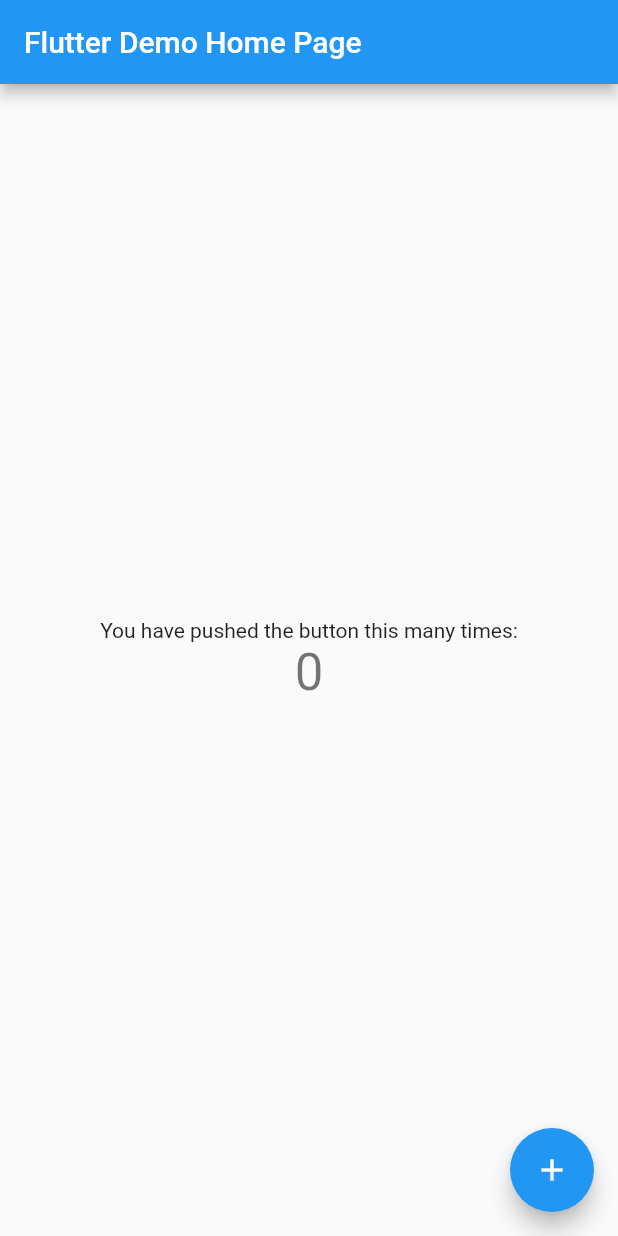
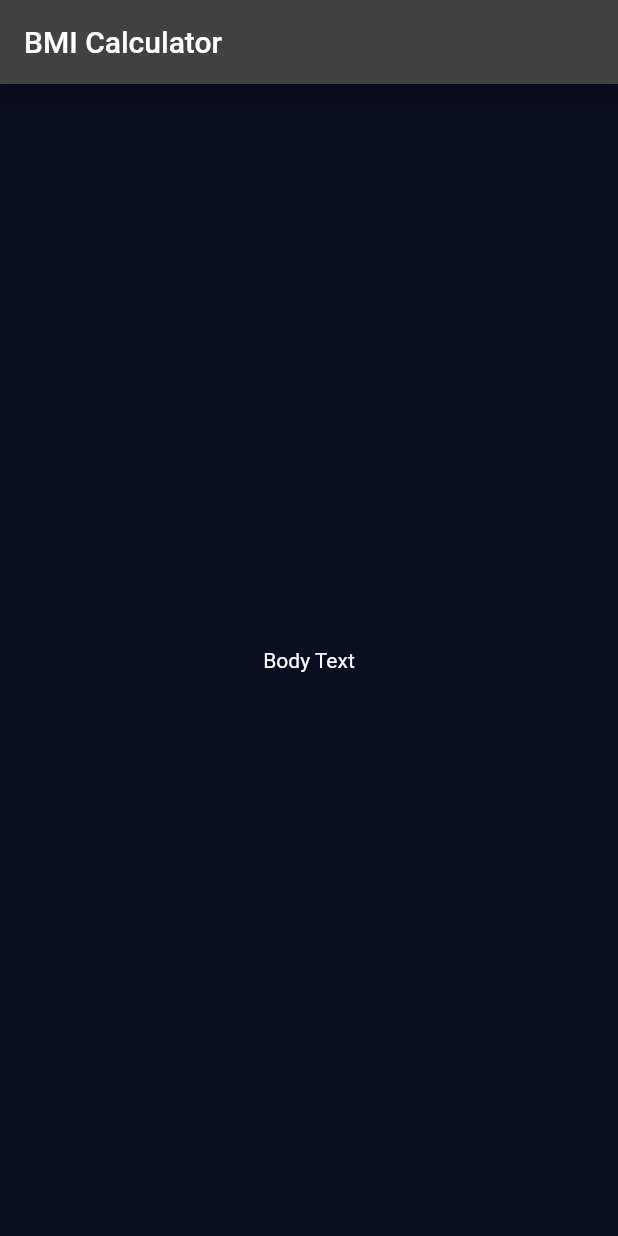
Before and after one commit to QaisSherazi/FA19-BCS-054, a Flutter app: the screen it shows after launch, on a phone screen of 412 x 824 dp. Run offline on Flutter 3.47's test engine with Material 2 defaults, Android fonts, the phone set to English and light mode, and no system bars; our stand-ins replace rflutter_alert.

Commit message:
ThemeData

```diff
--- /dev/null
+++ b/bmi_calculator/lib/input_page.dart
@@ -0,0 +1,23 @@
+import 'package:flutter/material.dart';
+
+class InputPage extends StatefulWidget {
+
+
+
+  @override
+  State<InputPage> createState() => _InputPagestate();
+}
+
+class _InputPagestate extends State<InputPage> {
+  @override
+  Widget build(BuildContext context) {
+    return Scaffold(
+      appBar: AppBar(
+        title: Text('BMI Calculator'),
+      ),
+      body: Center(
+        child:Text('Body Text'),
+      ),
+    );
+  }
+}
--- a/bmi_calculator/lib/main.dart
+++ b/bmi_calculator/lib/main.dart
@@ -1,115 +1,20 @@
 import 'package:flutter/material.dart';
+import 'input_page.dart';
 
-void main() {
-  runApp(const MyApp());
-}
+void main()  => runApp(BMICalculator());
 
-class MyApp extends StatelessWidget {
-  const MyApp({Key? key}) : super(key: key);
 
-  // This widget is the root of your application.
+class BMICalculator extends StatelessWidget {
+
   @override
   Widget build(BuildContext context) {
     return MaterialApp(
-      title: 'Flutter Demo',
-      theme: ThemeData(
-        // This is the theme of your application.
-        //
-        // Try running your application with "flutter run". You'll see the
-        // application has a blue toolbar. Then, without quitting the app, try
-        // changing the primarySwatch below to Colors.green and then invoke
-        // "hot reload" (press "r" in the console where you ran "flutter run",
-        // or simply save your changes to "hot reload" in a Flutter IDE).
-        // Notice that the counter didn't reset back to zero; the application
-        // is not restarted.
-        primarySwatch: Colors.blue,
-      ),
-      home: const MyHomePage(title: 'Flutter Demo Home Page'),
+    home:InputPage (),
+      theme: ThemeData.dark().copyWith(
+        primaryColor: Color(0xFF0A0E21),
+        scaffoldBackgroundColor: Color(0xFF0A0E21)
+      )
+
     );
   }
 }
-
-class MyHomePage extends StatefulWidget {
-  const MyHomePage({Key? key, required this.title}) : super(key: key);
-
-  // This widget is the home page of your application. It is stateful, meaning
-  // that it has a State object (defined below) that contains fields that affect
-  // how it looks.
-
-  // This class is the configuration for the state. It holds the values (in this
-  // case the title) provided by the parent (in this case the App widget) and
-  // used by the build method of the State. Fields in a Widget subclass are
-  // always marked "final".
-
-  final String title;
-
-  @override
-  State<MyHomePage> createState() => _MyHomePageState();
-}
-
-class _MyHomePageState extends State<MyHomePage> {
-  int _counter = 0;
-
-  void _incrementCounter() {
-    setState(() {
-      // This call to setState tells the Flutter framework that something has
-      // changed in this State, which causes it to rerun the build method below
-      // so that the display can reflect the updated values. If we changed
-      // _counter without calling setState(), then the build method would not be
-      // called again, and so nothing would appear to happen.
-      _counter++;
-    });
-  }
-
-  @override
-  Widget build(BuildContext context) {
-    // This method is rerun every time setState is called, for instance as done
-    // by the _incrementCounter method above.
-    //
-    // The Flutter framework has been optimized to make rerunning build methods
-    // fast, so that you can just rebuild anything that needs updating rather
-    // than having to individually change instances of widgets.
-    return Scaffold(
-      appBar: AppBar(
-        // Here we take the value from the MyHomePage object that was created by
-        // the App.build method, and use it to set our appbar title.
-        title: Text(widget.title),
-      ),
-      body: Center(
-        // Center is a layout widget. It takes a single child and positions it
-        // in the middle of the parent.
-        child: Column(
-          // Column is also a layout widget. It takes a list of children and
-          // arranges them vertically. By default, it sizes itself to fit its
-          // children horizontally, and tries to be as tall as its parent.
-          //
-          // Invoke "debug painting" (press "p" in the console, choose the
-          // "Toggle Debug Paint" action from the Flutter Inspector in Android
-          // Studio, or the "Toggle Debug Paint" command in Visual Studio Code)
-          // to see the wireframe for each widget.
-          //
-          // Column has various properties to control how it sizes itself and
-          // how it positions its children. Here we use mainAxisAlignment to
-          // center the children vertically; the main axis here is the vertical
-          // axis because Columns are vertical (the cross axis would be
-          // horizontal).
-          mainAxisAlignment: MainAxisAlignment.center,
-          children: <Widget>[
-            const Text(
-              'You have pushed the button this many times:',
-            ),
-            Text(
-              '$_counter',
-              style: Theme.of(context).textTheme.headline4,
-            ),
-          ],
-        ),
-      ),
-      floatingActionButton: FloatingActionButton(
-        onPressed: _incrementCounter,
-        tooltip: 'Increment',
-        child: const Icon(Icons.add),
-      ), // This trailing comma makes auto-formatting nicer for build methods.
-    );
-  }
-}
```
